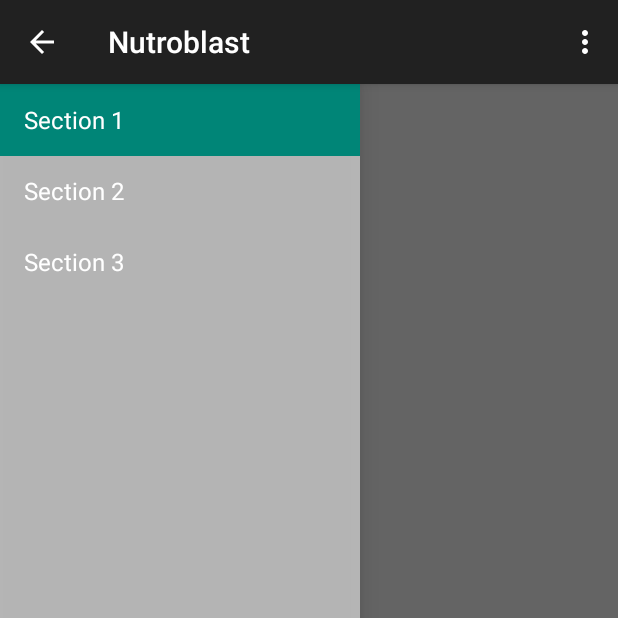
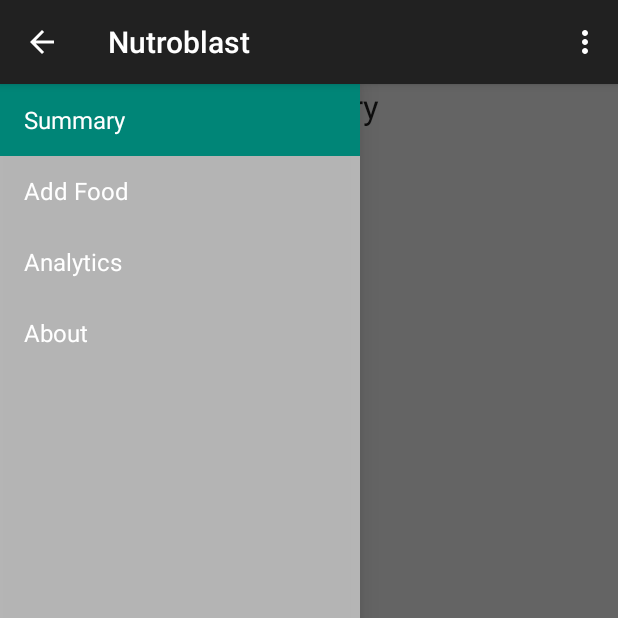
Before and after one commit to FatalEnigma/Nutroblast, an Android app: the screen it shows after launch (MainActivity), on a phone screen of 412 x 824 dp, the top half of it. Run offline under Robolectric (Android 15) with nearby library versions, the phone set to English and light mode, and no system bars; 2 statements that could not run were skipped.

Commit message:
Refactored navigation drawer to split up into separate fragment files

```diff
--- a/app/src/main/AndroidManifest.xml
+++ b/app/src/main/AndroidManifest.xml
@@ -6,6 +6,7 @@
         android:allowBackup="true"
         android:icon="@mipmap/ic_launcher"
         android:label="@string/app_name"
+        android:launchMode="singleTop"
         android:theme="@style/AppTheme">
         <activity
             android:name=".MainActivity"
--- /dev/null
+++ b/app/src/main/java/com/code4betterhackathon/nutroblast/Fragments/SummaryFragment.java
@@ -0,0 +1,48 @@
+package com.code4betterhackathon.nutroblast.Fragments;
+
+import android.app.Activity;
+import android.os.Bundle;
+import android.support.v4.app.Fragment;
+import android.view.LayoutInflater;
+import android.view.View;
+import android.view.ViewGroup;
+
+import com.code4betterhackathon.nutroblast.MainActivity;
+import com.code4betterhackathon.nutroblast.R;
+
+public class SummaryFragment extends Fragment {
+    /**
+     * The fragment argument representing the section number for this
+     * fragment.
+     */
+    private static final String ARG_SECTION_NUMBER = "section_number";
+
+    /**
+     * Returns a new instance of this fragment for the given section
+     * number.
+     */
+    public static SummaryFragment newInstance(int sectionNumber) {
+        SummaryFragment fragment = new SummaryFragment();
+        Bundle args = new Bundle();
+        args.putInt(ARG_SECTION_NUMBER, sectionNumber);
+        fragment.setArguments(args);
+        return fragment;
+    }
+
+    public SummaryFragment() {
+    }
+
+    @Override
+    public View onCreateView(LayoutInflater inflater, ViewGroup container,
+                             Bundle savedInstanceState) {
+        View rootView = inflater.inflate(R.layout.fragment_summary, container, false);
+        return rootView;
+    }
+
+    @Override
+    public void onAttach(Activity activity) {
+        super.onAttach(activity);
+        ((MainActivity) activity).onSectionAttached(
+                getArguments().getInt(ARG_SECTION_NUMBER));
+    }
+}
--- a/app/src/main/java/com/code4betterhackathon/nutroblast/MainActivity.java
+++ b/app/src/main/java/com/code4betterhackathon/nutroblast/MainActivity.java
@@ -1,22 +1,17 @@
 package com.code4betterhackathon.nutroblast;
 
-import android.app.Activity;
 import android.support.v7.app.ActionBarActivity;
 import android.support.v7.app.ActionBar;
-import android.support.v4.app.Fragment;
 import android.support.v4.app.FragmentManager;
-import android.content.Context;
-import android.os.Build;
 import android.os.Bundle;
-import android.view.Gravity;
-import android.view.LayoutInflater;
 import android.view.Menu;
 import android.view.MenuItem;
-import android.view.View;
-import android.view.ViewGroup;
 import android.support.v4.widget.DrawerLayout;
-import android.widget.ArrayAdapter;
-import android.widget.TextView;
+
+import com.code4betterhackathon.nutroblast.Fragments.AboutFragment;
+import com.code4betterhackathon.nutroblast.Fragments.AddFoodFragment;
+import com.code4betterhackathon.nutroblast.Fragments.AnalyticsFragment;
+import com.code4betterhackathon.nutroblast.Fragments.SummaryFragment;
 
 
 public class MainActivity extends ActionBarActivity
@@ -50,10 +45,35 @@ public class MainActivity extends ActionBarActivity
     @Override
     public void onNavigationDrawerItemSelected(int position) {
         // update the main content by replacing fragments
-        FragmentManager fragmentManager = getSupportFragmentManager();
-        fragmentManager.beginTransaction()
-                .replace(R.id.container, PlaceholderFragment.newInstance(position + 1))
-                .commit();
+        FragmentManager fragmentManager;
+
+        switch (position) {
+            case 0:
+                fragmentManager = getSupportFragmentManager();
+                fragmentManager.beginTransaction()
+                        .replace(R.id.container, SummaryFragment.newInstance(position + 1))
+                        .commit();
+                break;
+
+            case 1:
+                fragmentManager = getSupportFragmentManager();
+                fragmentManager.beginTransaction()
+                        .replace(R.id.container, AddFoodFragment.newInstance(position + 1))
+                        .commit();
+                break;
+            case 2:
+                fragmentManager = getSupportFragmentManager();
+                fragmentManager.beginTransaction()
+                        .replace(R.id.container, AnalyticsFragment.newInstance(position + 1))
+                        .commit();
+                break;
+            case 3:
+                fragmentManager = getSupportFragmentManager();
+                fragmentManager.beginTransaction()
+                        .replace(R.id.container, AboutFragment.newInstance(position + 1))
+                        .commit();
+                break;
+        }
     }
 
     public void onSectionAttached(int number) {
@@ -66,6 +86,9 @@ public class MainActivity extends ActionBarActivity
                 break;
             case 3:
                 mTitle = getString(R.string.title_section3);
+                break;
+            case 4:
+                mTitle = getString(R.string.title_section4);
                 break;
         }
     }
@@ -106,44 +129,4 @@ public class MainActivity extends ActionBarActivity
         return super.onOptionsItemSelected(item);
     }
 
-    /**
-     * A placeholder fragment containing a simple view.
-     */
-    public static class PlaceholderFragment extends Fragment {
-        /**
-         * The fragment argument representing the section number for this
-         * fragment.
-         */
-        private static final String ARG_SECTION_NUMBER = "section_number";
-
-        /**
-         * Returns a new instance of this fragment for the given section
-         * number.
-         */
-        public static PlaceholderFragment newInstance(int sectionNumber) {
-            PlaceholderFragment fragment = new PlaceholderFragment();
-            Bundle args = new Bundle();
-            args.putInt(ARG_SECTION_NUMBER, sectionNumber);
-            fragment.setArguments(args);
-            return fragment;
-        }
-
-        public PlaceholderFragment() {
-        }
-
-        @Override
-        public View onCreateView(LayoutInflater inflater, ViewGroup container,
-                                 Bundle savedInstanceState) {
-            View rootView = inflater.inflate(R.layout.fragment_main, container, false);
-            return rootView;
-        }
-
-        @Override
-        public void onAttach(Activity activity) {
-            super.onAttach(activity);
-            ((MainActivity) activity).onSectionAttached(
-                    getArguments().getInt(ARG_SECTION_NUMBER));
-        }
-    }
-
 }
--- a/app/src/main/java/com/code4betterhackathon/nutroblast/NavigationDrawerFragment.java
+++ b/app/src/main/java/com/code4betterhackathon/nutroblast/NavigationDrawerFragment.java
@@ -105,6 +105,7 @@ public class NavigationDrawerFragment extends Fragment {
                         getString(R.string.title_section1),
                         getString(R.string.title_section2),
                         getString(R.string.title_section3),
+                        getString(R.string.title_section4)
                 }));
         mDrawerListView.setItemChecked(mCurrentSelectedPosition, true);
         return mDrawerListView;
--- a/app/src/main/res/values/strings.xml
+++ b/app/src/main/res/values/strings.xml
@@ -1,9 +1,10 @@
 <resources>
     <string name="app_name">Nutroblast</string>
 
-    <string name="title_section1">Section 1</string>
-    <string name="title_section2">Section 2</string>
-    <string name="title_section3">Section 3</string>
+    <string name="title_section1">Summary</string>
+    <string name="title_section2">Add Food</string>
+    <string name="title_section3">Analytics</string>
+    <string name="title_section4">About</string>
 
     <string name="navigation_drawer_open">Open navigation drawer</string>
     <string name="navigation_drawer_close">Close navigation drawer</string>
@@ -11,4 +12,7 @@
     <string name="action_example">Example action</string>
 
     <string name="action_settings">Settings</string>
+
+    <!-- TODO: Remove or change this placeholder text -->
+    <string name="hello_blank_fragment">Hello blank fragment</string>
 </resources>
```
Also changed, not shown: app/src/main/java/com/code4betterhackathon/nutroblast/Fragments/AboutFragment.java (added, +48 -0 lines), app/src/main/java/com/code4betterhackathon/nutroblast/Fragments/AddFoodFragment.java (added, +48 -0 lines), app/src/main/java/com/code4betterhackathon/nutroblast/Fragments/AnalyticsFragment.java (added, +48 -0 lines), app/src/main/res/layout/fragment_about.xml (added, +14 -0 lines), app/src/main/res/layout/fragment_addfood.xml (added, +14 -0 lines), app/src/main/res/layout/fragment_analytics.xml (added, +14 -0 lines), app/src/main/res/layout/fragment_main.xml (deleted, +0 -16 lines), app/src/main/res/layout/fragment_summary.xml (added, +14 -0 lines).
